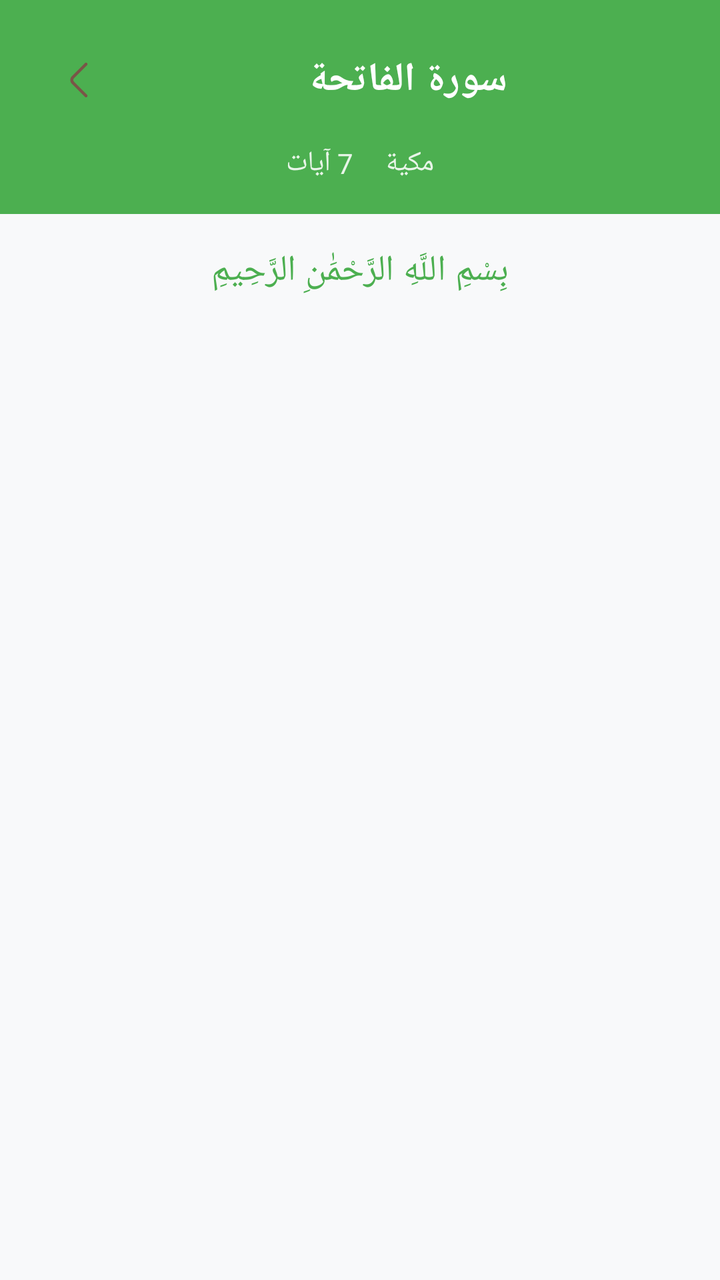
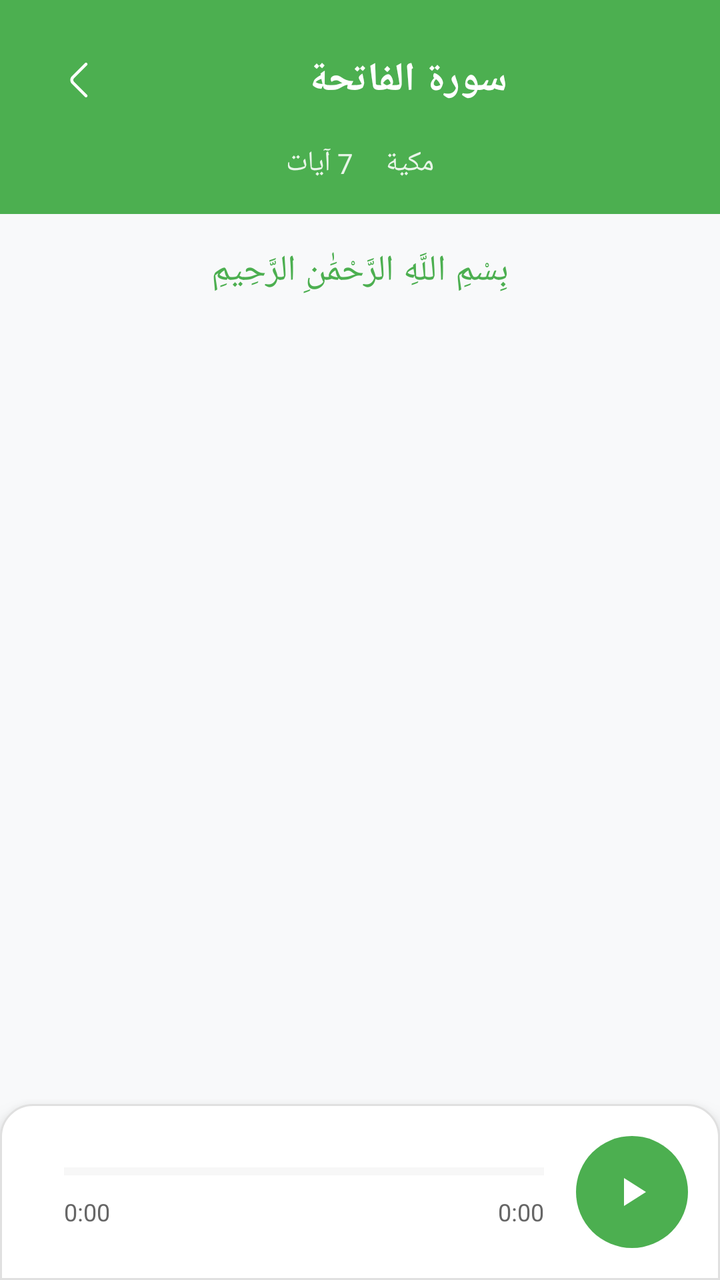

An Android layout rendered at two revisions. The XML below is the earlier revision; the diff shows what the commit changed to produce the second picture.
<!-- AndroidManifest.xml: application theme Theme.Zakrni -->
<!-- res/layout/fragment_quran.xml -->
<?xml version="1.0" encoding="utf-8"?>
<androidx.constraintlayout.widget.ConstraintLayout xmlns:android="http://schemas.android.com/apk/res/android"
    xmlns:app="http://schemas.android.com/apk/res-auto"
    xmlns:tools="http://schemas.android.com/tools"
    android:layout_width="match_parent"
    android:layout_height="match_parent"
    android:background="#F8F9FA"
    android:layoutDirection="rtl">

    
    <LinearLayout
        android:id="@+id/header_layout"
        android:layout_width="match_parent"
        android:layout_height="wrap_content"
        android:orientation="vertical"
        android:background="#4CAF50"
        android:padding="16dp"
        app:layout_constraintTop_toTopOf="parent"
        app:layout_constraintStart_toStartOf="parent"
        app:layout_constraintEnd_toEndOf="parent">

        
        <LinearLayout
            android:layout_width="match_parent"
            android:layout_height="wrap_content"
            android:orientation="horizontal"
            android:gravity="center_vertical">

            
            <LinearLayout
                android:layout_width="wrap_content"
                android:layout_height="wrap_content"
                android:orientation="horizontal">





            </LinearLayout>

            <View
                android:layout_width="0dp"
                android:layout_height="1dp"
                android:layout_weight="1" />

            <TextView
                android:id="@+id/surah_header"
                android:layout_width="wrap_content"
                android:layout_height="wrap_content"
                android:text="سورة الفاتحة"
                android:textSize="20sp"
                android:textColor="@android:color/white"
                android:textStyle="bold"
                android:layout_marginStart="@dimen/_35sdp"
                android:gravity="center" />

            <View
                android:layout_width="0dp"
                android:layout_height="1dp"
                android:layout_weight="1" />

            
            <ImageButton
                android:id="@+id/back_button"
                android:layout_width="48dp"
                android:layout_height="48dp"
                android:background="?android:attr/selectableItemBackgroundBorderless"
                android:src="@drawable/ic_back"
                android:contentDescription="Back" />

        </LinearLayout>

        
        <LinearLayout
            android:layout_width="match_parent"
            android:layout_height="wrap_content"
            android:orientation="horizontal"
            android:gravity="center"
            android:layout_marginTop="8dp">

            <TextView
                android:id="@+id/surah_type"
                android:layout_width="wrap_content"
                android:layout_height="wrap_content"
                android:text="مكية"
                android:textSize="14sp"
                android:textColor="#E8F5E8"
                android:layout_marginEnd="16dp" />

            <TextView
                android:id="@+id/verses_count"
                android:layout_width="wrap_content"
                android:layout_height="wrap_content"
                android:text="7 آيات"
                android:textSize="14sp"
                android:textColor="#E8F5E8" />

        </LinearLayout>

    </LinearLayout>

    
    <TextView
        android:id="@+id/bismillah"
        android:layout_width="match_parent"
        android:layout_height="wrap_content"
        android:text="بِسْمِ اللَّهِ الرَّحْمَٰنِ الرَّحِيمِ"
        android:textSize="18sp"
        android:textColor="#4CAF50"
        android:gravity="center"
        android:padding="16dp"
        android:fontFamily="serif"
        android:layoutDirection="rtl"
        app:layout_constraintTop_toBottomOf="@id/header_layout"
        app:layout_constraintStart_toStartOf="parent"
        app:layout_constraintEnd_toEndOf="parent" />

    
    <ProgressBar
        android:id="@+id/progress_bar"
        android:layout_width="wrap_content"
        android:layout_height="wrap_content"
        android:visibility="gone"
        app:layout_constraintTop_toTopOf="parent"
        app:layout_constraintBottom_toBottomOf="parent"
        app:layout_constraintStart_toStartOf="parent"
        app:layout_constraintEnd_toEndOf="parent" />

    
    <androidx.recyclerview.widget.RecyclerView
        android:id="@+id/quran_verses_recycler"
        android:layout_width="match_parent"
        android:layout_height="0dp"
        android:padding="8dp"
        android:clipToPadding="false"
        tools:listitem="@layout/item_quran"
        app:layout_constraintTop_toBottomOf="@id/bismillah"
        app:layout_constraintBottom_toBottomOf="parent"
        app:layout_constraintStart_toStartOf="parent"
        app:layout_constraintEnd_toEndOf="parent" />

    
    <LinearLayout
        android:id="@+id/audio_controls"
        android:layout_width="match_parent"
        android:layout_height="wrap_content"
        android:orientation="horizontal"
        android:gravity="center"
        android:padding="16dp"
        android:background="#FFFFFF"
        android:elevation="4dp"
        android:visibility="gone"
        app:layout_constraintBottom_toBottomOf="parent"
        app:layout_constraintStart_toStartOf="parent"
        app:layout_constraintEnd_toEndOf="parent">

        <ImageButton
            android:id="@+id/play_button"
            android:layout_width="56dp"
            android:layout_height="56dp"
            android:background="@drawable/circle_background"
            android:src="@drawable/ic_play"
            android:contentDescription="Play"/>

        <ProgressBar
            android:id="@+id/audio_progress"
            style="?android:attr/progressBarStyleHorizontal"
            android:layout_width="0dp"
            android:layout_height="wrap_content"
            android:layout_weight="1"
            android:layout_marginStart="16dp"
            android:layout_marginEnd="16dp"
            android:progressTint="#4CAF50" />

    </LinearLayout>

</androidx.constraintlayout.widget.ConstraintLayout>
<!-- res/layout/item_quran.xml (included above) -->
<?xml version="1.0" encoding="utf-8"?>
<androidx.cardview.widget.CardView xmlns:android="http://schemas.android.com/apk/res/android"
    xmlns:app="http://schemas.android.com/apk/res-auto"
    android:layout_width="match_parent"
    android:layout_height="wrap_content"
    android:layout_margin="8dp"
    app:cardCornerRadius="12dp"
    app:cardElevation="4dp"
    app:cardBackgroundColor="@android:color/white">

    <LinearLayout
        android:layout_width="match_parent"
        android:layout_height="wrap_content"
        android:orientation="vertical"
        android:padding="16dp"
        android:background="@android:color/white">

        
        <LinearLayout
            android:layout_width="match_parent"
            android:layout_height="wrap_content"
            android:orientation="horizontal"
            android:gravity="end"
            android:layout_marginBottom="12dp">

            <TextView
                android:id="@+id/verse_number"
                android:layout_width="wrap_content"
                android:layout_height="wrap_content"
                android:text="1"
                android:textSize="14sp"
                android:textColor="#66666666"
                android:background="@drawable/circle_background"
                android:gravity="center"
                android:minWidth="28dp"
                android:minHeight="28dp"
                android:textStyle="bold" />

        </LinearLayout>

        
        <TextView
            android:id="@+id/verse_text"
            android:layout_width="match_parent"
            android:layout_height="wrap_content"
            android:text="بِسْمِ اللَّهِ الرَّحْمَٰنِ الرَّحِيمِ"
            android:textSize="22sp"
            android:textColor="#212121"
            android:gravity="end"
            android:layoutDirection="rtl"
            android:fontFamily="serif"
            android:lineSpacingExtra="4dp"
            android:layout_marginBottom="8dp" />

        
        <TextView
            android:id="@+id/verse_translation"
            android:layout_width="match_parent"
            android:layout_height="wrap_content"
            android:text=""
            android:textSize="14sp"
            android:textColor="#757575"
            android:visibility="gone"
            android:layout_marginTop="8dp"
            android:fontFamily="sans-serif" />

    </LinearLayout>

</androidx.cardview.widget.CardView>
<!-- resources referenced by this layout -->
<resources>
  <!-- drawable circle_background (drawable) -->
  <?xml version="1.0" encoding="utf-8"?>
  <shape xmlns:android="http://schemas.android.com/apk/res/android"
      android:shape="oval">
      <solid android:color="#E7DFD3"/> 
  </shape>
  <!-- drawable ic_back (drawable) -->
  <vector xmlns:android="http://schemas.android.com/apk/res/android"
      android:width="24dp"
      android:height="24dp"
      android:viewportWidth="24"
      android:viewportHeight="24">
    <path
        android:pathData="M15,20.67C14.81,20.67 14.62,20.6 14.47,20.45L7.95,13.93C6.89,12.87 6.89,11.13 7.95,10.07L14.47,3.55C14.76,3.26 15.24,3.26 15.53,3.55C15.82,3.84 15.82,4.32 15.53,4.61L9.01,11.13C8.53,11.61 8.53,12.39 9.01,12.87L15.53,19.39C15.82,19.68 15.82,20.16 15.53,20.45C15.38,20.59 15.19,20.67 15,20.67Z"
        android:fillColor="#795547"/>
  </vector>
  <!-- drawable ic_play (drawable) -->
  <?xml version="1.0" encoding="utf-8"?>
  <vector xmlns:android="http://schemas.android.com/apk/res/android"
      android:width="24dp"
      android:height="24dp"
      android:viewportWidth="24"
      android:viewportHeight="24">
      <path
          android:fillColor="#FFFFFF"
          android:pathData="M8,5v14l11,-7z" />
  </vector>
  <style name="Theme.Zakrni" parent="Base.Theme.Zakrni" />
  <style name="Base.Theme.Zakrni" parent="Theme.Material3.DayNight.NoActionBar">
          
          
      </style>
</resources>

<!-- the commit's change to res/layout/fragment_quran.xml (unified diff, before → after) -->
@@ -26,18 +26,6 @@
             android:orientation="horizontal"
             android:gravity="center_vertical">
 
-            
-            <LinearLayout
-                android:layout_width="wrap_content"
-                android:layout_height="wrap_content"
-                android:orientation="horizontal">
-
-
-
-
-
-            </LinearLayout>
-
             <View
                 android:layout_width="0dp"
                 android:layout_height="1dp"
@@ -51,7 +39,6 @@
                 android:textSize="20sp"
                 android:textColor="@android:color/white"
                 android:textStyle="bold"
-                android:layout_marginStart="@dimen/_35sdp"
                 android:gravity="center" />
 
             <View
@@ -66,7 +53,8 @@
                 android:layout_height="48dp"
                 android:background="?android:attr/selectableItemBackgroundBorderless"
                 android:src="@drawable/ic_back"
-                android:contentDescription="Back" />
+                android:contentDescription="Back"
+                app:tint="@android:color/white" />
 
         </LinearLayout>
 
@@ -132,10 +120,11 @@
         android:layout_width="match_parent"
         android:layout_height="0dp"
         android:padding="8dp"
+        android:paddingBottom="16dp"
         android:clipToPadding="false"
         tools:listitem="@layout/item_quran"
         app:layout_constraintTop_toBottomOf="@id/bismillah"
-        app:layout_constraintBottom_toBottomOf="parent"
+        app:layout_constraintBottom_toTopOf="@id/audio_controls"
         app:layout_constraintStart_toStartOf="parent"
         app:layout_constraintEnd_toEndOf="parent" />
 
@@ -144,33 +133,109 @@
         android:id="@+id/audio_controls"
         android:layout_width="match_parent"
         android:layout_height="wrap_content"
-        android:orientation="horizontal"
-        android:gravity="center"
-        android:padding="16dp"
-        android:background="#FFFFFF"
-        android:elevation="4dp"
-        android:visibility="gone"
+        android:orientation="vertical"
+        android:background="@drawable/audio_controls_background"
+        android:elevation="8dp"
+        android:visibility="visible"
         app:layout_constraintBottom_toBottomOf="parent"
         app:layout_constraintStart_toStartOf="parent"
         app:layout_constraintEnd_toEndOf="parent">
 
-        <ImageButton
-            android:id="@+id/play_button"
-            android:layout_width="56dp"
-            android:layout_height="56dp"
-            android:background="@drawable/circle_background"
-            android:src="@drawable/ic_play"
-            android:contentDescription="Play"/>
-
-        <ProgressBar
-            android:id="@+id/audio_progress"
-            style="?android:attr/progressBarStyleHorizontal"
-            android:layout_width="0dp"
-            android:layout_height="wrap_content"
-            android:layout_weight="1"
-            android:layout_marginStart="16dp"
-            android:layout_marginEnd="16dp"
-            android:progressTint="#4CAF50" />
+        
+        <Spinner
+            android:id="@+id/reciter_spinner"
+            android:layout_width="match_parent"
+            android:layout_height="wrap_content"
+            android:layout_marginHorizontal="16dp"
+            android:layout_marginTop="8dp"
+            android:padding="12dp"
+            android:background="@drawable/spinner_background"
+            android:popupBackground="@android:color/white"
+            android:visibility="gone" />
+
+        
+        <LinearLayout
+            android:layout_width="match_parent"
+            android:layout_height="wrap_content"
+            android:orientation="horizontal"
+            android:gravity="center_vertical"
+            android:padding="16dp">
+
+            
+            <ImageButton
+                android:id="@+id/play_button"
+                android:layout_width="56dp"
+                android:layout_height="56dp"
+                android:background="@drawable/play_button_background"
+                android:src="@drawable/ic_play"
+                android:contentDescription="Play"
+                android:scaleType="centerInside"
+                app:tint="@android:color/white" />
+
+            
+            <LinearLayout
+                android:layout_width="0dp"
+                android:layout_height="wrap_content"
+                android:layout_weight="1"
+                android:orientation="vertical"
+                android:layout_marginStart="16dp"
+                android:layout_marginEnd="16dp">
+
+                
+                <ProgressBar
+                    android:id="@+id/audio_progress"
+                    style="?android:attr/progressBarStyleHorizontal"
+                    android:layout_width="match_parent"
+                    android:layout_height="wrap_content"
+                    android:progressTint="#4CAF50"
+                    android:progressBackgroundTint="#E0E0E0"
+                    android:max="100"
+                    android:progress="0" />
+
+                
+                <LinearLayout
+                    android:layout_width="match_parent"
+                    android:layout_height="wrap_content"
+                    android:orientation="horizontal"
+                    android:layout_marginTop="4dp">
+
+                    <TextView
+                        android:id="@+id/current_time"
+                        android:layout_width="wrap_content"
+                        android:layout_height="wrap_content"
+                        android:text="0:00"
+                        android:textSize="12sp"
+                        android:textColor="#666666" />
+
+                    <View
+                        android:layout_width="0dp"
+                        android:layout_height="1dp"
+                        android:layout_weight="1" />
+
+                    <TextView
+                        android:id="@+id/total_time"
+                        android:layout_width="wrap_content"
+                        android:layout_height="wrap_content"
+                        android:text="0:00"
+                        android:textSize="12sp"
+                        android:textColor="#666666" />
+
+                </LinearLayout>
+
+            </LinearLayout>
+
+            
+            <ImageButton
+                android:id="@+id/settings_button"
+                android:layout_width="40dp"
+                android:layout_height="40dp"
+                android:background="?android:attr/selectableItemBackgroundBorderless"
+                android:src="@drawable/ic_settings"
+                android:contentDescription="Settings"
+                android:visibility="gone"
+                app:tint="#666666" />
+
+        </LinearLayout>
 
     </LinearLayout>
 
<!-- resource entries referenced after the edit -->
@@ -1,5 +1,12 @@
 <!-- resources referenced by this layout -->
 <resources>
+  <!-- drawable audio_controls_background (drawable) -->
+  <?xml version="1.0" encoding="utf-8"?>
+  <shape xmlns:android="http://schemas.android.com/apk/res/android">
+      <solid android:color="@android:color/white"/>
+      <corners android:topLeftRadius="16dp" android:topRightRadius="16dp"/>
+      <stroke android:width="1dp" android:color="#E0E0E0"/>
+  </shape>
   <!-- drawable circle_background (drawable) -->
   <?xml version="1.0" encoding="utf-8"?>
   <shape xmlns:android="http://schemas.android.com/apk/res/android"
@@ -27,6 +34,33 @@
           android:fillColor="#FFFFFF"
           android:pathData="M8,5v14l11,-7z" />
   </vector>
+  <!-- drawable ic_settings (drawable) -->
+  <vector xmlns:android="http://schemas.android.com/apk/res/android"
+      android:width="24dp"
+      android:height="24dp"
+      android:viewportWidth="24"
+      android:viewportHeight="24">
+      <path
+          android:fillColor="#000000"
+          android:pathData="M12,15.5A3.5,3.5 0 0,1 8.5,12A3.5,3.5 0 0,1 12,8.5A3.5,3.5 0 0,1 15.5,12A3.5,3.5 0 0,1 12,15.5M19.43,12.97C19.47,12.65 19.5,12.33 19.5,12C19.5,11.67 19.47,11.34 19.43,11L21.54,9.37C21.73,9.22 21.78,8.95 21.66,8.73L19.66,5.27C19.54,5.05 19.27,4.96 19.05,5.05L16.56,6.05C16.04,5.66 15.5,5.32 14.87,5.07L14.5,2.42C14.46,2.18 14.25,2 14,2H10C9.75,2 9.54,2.18 9.5,2.42L9.13,5.07C8.5,5.32 7.96,5.66 7.44,6.05L4.95,5.05C4.73,4.96 4.46,5.05 4.34,5.27L2.34,8.73C2.21,8.95 2.27,9.22 2.46,9.37L4.57,11C4.53,11.34 4.5,11.67 4.5,12C4.5,12.33 4.53,12.65 4.57,12.97L2.46,14.63C2.27,14.78 2.21,15.05 2.34,15.27L4.34,18.73C4.46,18.95 4.73,19.03 4.95,18.95L7.44,17.94C7.96,18.34 8.5,18.68 9.13,18.93L9.5,21.58C9.54,21.82 9.75,22 10,22H14C14.25,22 14.46,21.82 14.5,21.58L14.87,18.93C15.5,18.67 16.04,18.34 16.56,17.94L19.05,18.95C19.27,19.03 19.54,18.95 19.66,18.73L21.66,15.27C21.78,15.05 21.73,14.78 21.54,14.63L19.43,12.97Z" />
+  </vector>
+  <!-- drawable play_button_background (drawable) -->
+  <?xml version="1.0" encoding="utf-8"?>
+  <ripple xmlns:android="http://schemas.android.com/apk/res/android"
+      android:color="?android:attr/colorControlHighlight">
+      <item>
+          <shape android:shape="oval">
+              <solid android:color="#4CAF50"/>
+          </shape>
+      </item>
+  </ripple>
+  <!-- drawable spinner_background (drawable) -->
+  <?xml version="1.0" encoding="utf-8"?>
+  <shape xmlns:android="http://schemas.android.com/apk/res/android">
+      <solid android:color="#F5F5F5"/>
+      <corners android:radius="8dp"/>
+      <stroke android:width="1dp" android:color="#E0E0E0"/>
+  </shape>
   <style name="Theme.Zakrni" parent="Base.Theme.Zakrni" />
   <style name="Base.Theme.Zakrni" parent="Theme.Material3.DayNight.NoActionBar">
           
